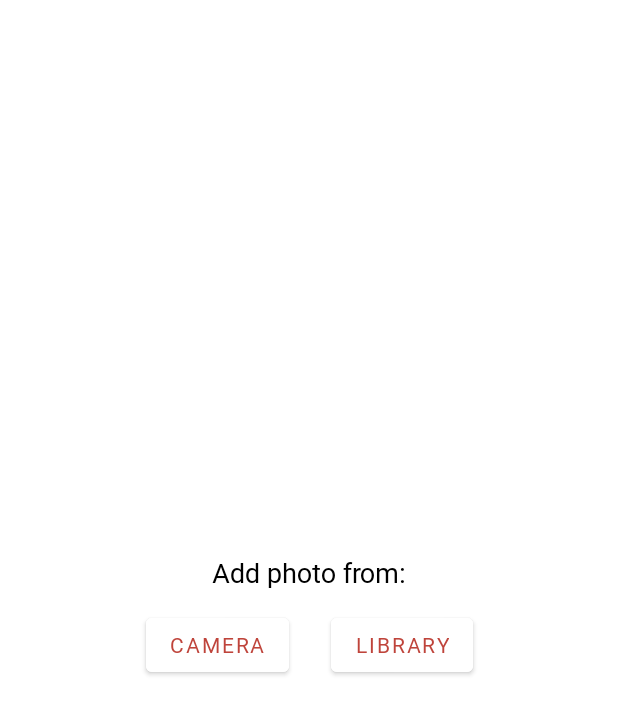
After one commit to Tristand1506/ModernPocket, an Android app: the layout dialog_choose_photo_type.xml on its own in the app's theme, with its tools: preview values and no code run, on a phone screen of 412 x 824 dp. The commit adds this screen. Shown: the top 714 px of the screen. Run offline under Robolectric (Android 15) with nearby library versions, the phone set to English and light mode, and no system bars.

Commit message:
choose to add photo or take photo

```diff
--- /dev/null
+++ b/app/src/main/res/layout/dialog_choose_photo_type.xml
@@ -0,0 +1,65 @@
+<?xml version="1.0" encoding="utf-8"?>
+<androidx.constraintlayout.widget.ConstraintLayout xmlns:android="http://schemas.android.com/apk/res/android"
+    xmlns:app="http://schemas.android.com/apk/res-auto"
+    xmlns:tools="http://schemas.android.com/tools"
+    android:layout_width="match_parent"
+    android:layout_height="match_parent">
+
+    <ImageView
+        android:id="@+id/bg_dialog_photo_img"
+        android:layout_width="285dp"
+        android:layout_height="111dp"
+        app:layout_constraintBottom_toBottomOf="parent"
+        app:layout_constraintEnd_toEndOf="parent"
+        app:layout_constraintStart_toStartOf="parent"
+        app:layout_constraintTop_toTopOf="parent"
+        app:srcCompat="@android:drawable/screen_background_light" />
+
+    <Button
+        android:id="@+id/take_photo_btn"
+        android:layout_width="wrap_content"
+        android:layout_height="wrap_content"
+        android:backgroundTint="@color/white"
+        android:fontFamily="@font/segoeuib"
+        android:text="CAMERA"
+        android:textColor="@color/red_bar"
+        app:iconTint="#00FFFFFF"
+        app:layout_constraintBottom_toBottomOf="@+id/bg_dialog_photo_img"
+        app:layout_constraintEnd_toEndOf="@+id/bg_dialog_photo_img"
+        app:layout_constraintHorizontal_bias="0.18"
+        app:layout_constraintStart_toStartOf="@+id/bg_dialog_photo_img"
+        app:layout_constraintTop_toTopOf="@+id/bg_dialog_photo_img"
+        app:layout_constraintVertical_bias="0.781" />
+
+    <Button
+        android:id="@+id/library_photo_btn"
+        android:layout_width="wrap_content"
+        android:layout_height="wrap_content"
+        android:backgroundTint="@color/white"
+        android:fontFamily="@font/segoeuib"
+        android:text="LIBRARY"
+        android:textColor="@color/red_bar"
+        app:iconTint="#00FFFFFF"
+        app:layout_constraintBottom_toBottomOf="@+id/bg_dialog_photo_img"
+        app:layout_constraintEnd_toEndOf="@+id/bg_dialog_photo_img"
+        app:layout_constraintHorizontal_bias="0.825"
+        app:layout_constraintStart_toStartOf="@+id/bg_dialog_photo_img"
+        app:layout_constraintTop_toTopOf="@+id/bg_dialog_photo_img"
+        app:layout_constraintVertical_bias="0.781" />
+
+    <TextView
+        android:id="@+id/create_task_prompt"
+        android:layout_width="wrap_content"
+        android:layout_height="wrap_content"
+        android:layout_marginTop="16dp"
+        android:layout_marginBottom="16dp"
+        android:fontFamily="@font/segoeuisl"
+        android:text="Add photo from:"
+        android:textColor="#000000"
+        android:textSize="18sp"
+        app:layout_constraintBottom_toTopOf="@+id/take_photo_btn"
+        app:layout_constraintEnd_toEndOf="@+id/bg_dialog_photo_img"
+        app:layout_constraintStart_toStartOf="@+id/bg_dialog_photo_img"
+        app:layout_constraintTop_toTopOf="@+id/bg_dialog_photo_img" />
+
+</androidx.constraintlayout.widget.ConstraintLayout>
```
Also changed, not shown: app/src/main/java/com/SleeplessStudios/modernpocket/CreateCollection.java (+77 -0 lines), app/src/main/res/layout/activity_create_item.xml (+24 -24 lines), app/src/main/res/layout/activity_items.xml (+30 -29 lines).
